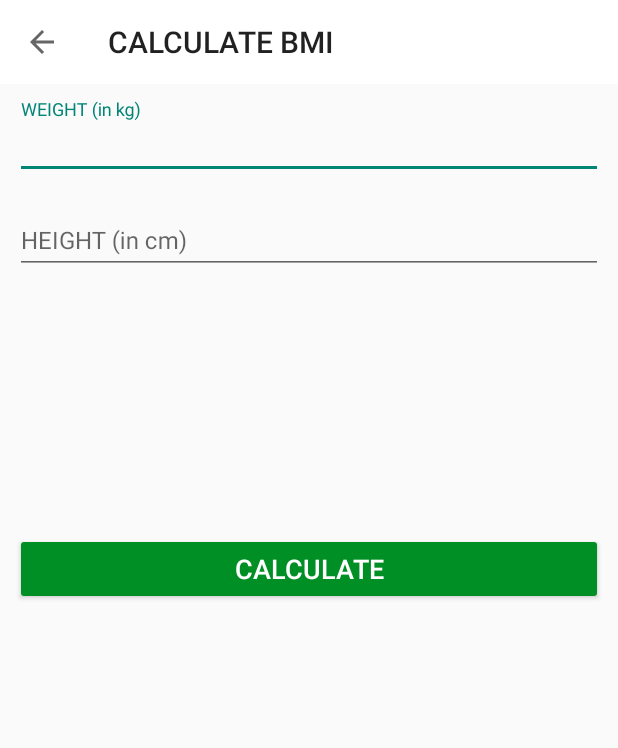
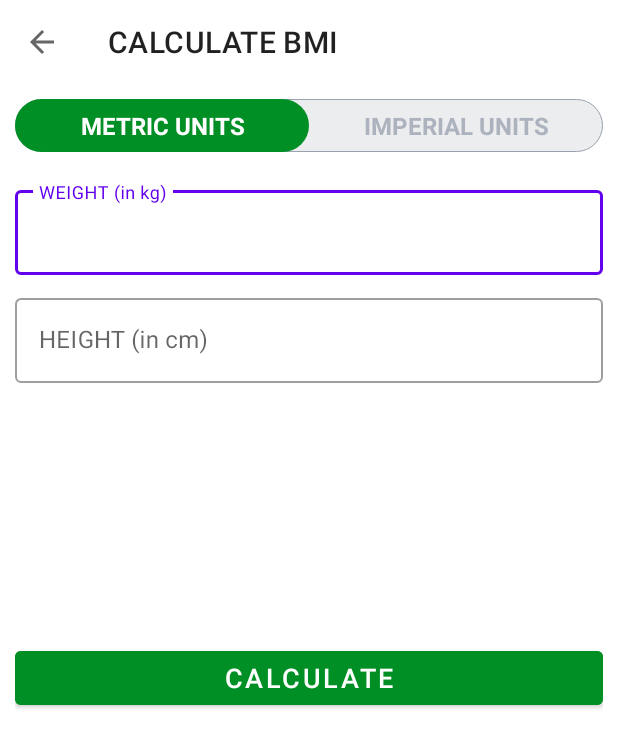
Before and after one commit to OmerrKose/7MinutesWorkout, an Android app: the BMIActivity screen opened directly, with no data from a screen before it, on a phone screen of 412 x 824 dp. Shown: the top 748 px of the screen. Run offline under Robolectric (Android 15) with nearby library versions, the light colour scheme and no system bars.

Commit message:
Added radio group for the BMI activity

```diff
--- a/app/src/main/AndroidManifest.xml
+++ b/app/src/main/AndroidManifest.xml
@@ -15,9 +15,10 @@
         android:supportsRtl="true"
         android:theme="@style/Theme.7MinutesWorkout">
 
+        <!--BMI ACTIVITY-->
         <activity android:name="com.example.a7minutesWorkout.BMIActivity"
             android:screenOrientation="fullSensor"
-            android:theme="@style/Theme.AppCompat.Light.NoActionBar"/>
+            android:theme="@style/Theme.MaterialComponents.Light.NoActionBar" />
 
         <!-- FINISH ACTIVITY -->
         <activity
--- a/app/src/main/java/com/example/a7minutesWorkout/BMIActivity.kt
+++ b/app/src/main/java/com/example/a7minutesWorkout/BMIActivity.kt
@@ -18,7 +18,6 @@ class BMIActivity : AppCompatActivity() {
         setContentView(R.layout.activity_bmiactivity)
 
         setSupportActionBar(findViewById(R.id.toolbarBMIActivity))
-
         supportActionBar?.setDisplayHomeAsUpEnabled(true)
         supportActionBar?.title = "CALCULATE BMI"
 
--- /dev/null
+++ b/app/src/main/res/drawable/drawable_radio_group_tab_background.xml
@@ -0,0 +1,9 @@
+<?xml version="1.0" encoding="utf-8"?>
+<shape xmlns:android="http://schemas.android.com/apk/res/android"
+    android:shape="rectangle">
+        <solid android:color="@color/unselectedRadioGroupColorWhite" />
+        <stroke
+            android:width="0.5dp"
+            android:color="@color/unselectedRadioGroupColorGray" />
+        <corners android:radius="30dp" />
+</shape>
--- /dev/null
+++ b/app/src/main/res/drawable/drawable_units_tab_selector.xml
@@ -0,0 +1,9 @@
+<?xml version="1.0" encoding="utf-8"?>
+<selector xmlns:android="http://schemas.android.com/apk/res/android">
+    <item android:state_checked="true">
+        <shape android:shape="rectangle">
+            <solid android:color="@color/colorAccent"/>
+            <corners android:radius="30dp" />
+        </shape>
+    </item>
+</selector>
--- /dev/null
+++ b/app/src/main/res/drawable/drawable_units_tab_text_color_selector.xml
@@ -0,0 +1,5 @@
+<?xml version="1.0" encoding="utf-8"?>
+<selector xmlns:android="http://schemas.android.com/apk/res/android">
+    <item android:color = "@color/white" android:state_checked="true" />
+    <item android:color = "@color/selectedRadioButtonGrey" android:state_checked="false" />
+</selector>
--- a/app/src/main/res/layout/activity_bmiactivity.xml
+++ b/app/src/main/res/layout/activity_bmiactivity.xml
@@ -1,5 +1,6 @@
 <?xml version="1.0" encoding="utf-8"?>
 <RelativeLayout xmlns:android="http://schemas.android.com/apk/res/android"
+    xmlns:app="http://schemas.android.com/apk/res-auto"
     xmlns:tools="http://schemas.android.com/tools"
     android:layout_width="match_parent"
     android:layout_height="match_parent"
@@ -9,23 +10,62 @@
     <androidx.appcompat.widget.Toolbar
         android:id="@+id/toolbarBMIActivity"
         android:layout_width="match_parent"
-        android:layout_height="?android:attr/actionBarSize"
-        android:background="@color/white" />
+        android:layout_height="?android:attr/actionBarSize" />
+
+    <RadioGroup
+        android:id="@+id/rgUnits"
+        android:layout_width="match_parent"
+        android:layout_height="wrap_content"
+        android:layout_below="@+id/toolbarBMIActivity"
+        android:layout_margin="10dp"
+        android:background="@drawable/drawable_radio_group_tab_background"
+        android:orientation="horizontal">
+
+        <RadioButton
+            android:id="@+id/rbMetricUnits"
+            android:layout_width="0dp"
+            android:layout_height="35dp"
+            android:layout_weight="1"
+            android:background="@drawable/drawable_units_tab_selector"
+            android:button="@null"
+            android:checked="true"
+            android:gravity="center"
+            android:text="@string/metric_units"
+            android:textColor="@drawable/drawable_units_tab_text_color_selector"
+            android:textSize="16sp"
+            android:textStyle="bold" />
+
+        <RadioButton
+            android:id="@+id/rbImperialUnits"
+            android:layout_width="0dp"
+            android:layout_height="35dp"
+            android:layout_weight="1"
+            android:background="@drawable/drawable_units_tab_selector"
+            android:button="@null"
+            android:checked="false"
+            android:gravity="center"
+            android:text="@string/imperial_units"
+            android:textColor="@drawable/drawable_units_tab_text_color_selector"
+            android:textSize="16sp"
+            android:textStyle="bold" />
+
+    </RadioGroup>
 
     <LinearLayout
         android:id="@+id/linearLayoutUnitsView"
         android:layout_width="match_parent"
         android:layout_height="match_parent"
-        android:layout_below="@+id/toolbarBMIActivity"
+        android:layout_below="@+id/rgUnits"
         android:orientation="vertical"
         android:padding="10dp">
 
         <com.google.android.material.textfield.TextInputLayout
             android:id="@+id/textInputMetricUnitWeight"
+            style="@style/Widget.MaterialComponents.TextInputLayout.OutlinedBox"
             android:layout_width="match_parent"
             android:layout_height="wrap_content">
 
-            <com.google.android.material.textfield.TextInputEditText
+            <androidx.appcompat.widget.AppCompatEditText
                 android:id="@+id/editTextMetricUnitWeight"
                 android:layout_width="match_parent"
                 android:layout_height="wrap_content"
@@ -37,11 +77,12 @@
 
         <com.google.android.material.textfield.TextInputLayout
             android:id="@+id/textInputMetricUnitHeight"
+            style="@style/Widget.MaterialComponents.TextInputLayout.OutlinedBox"
             android:layout_width="match_parent"
             android:layout_height="wrap_content"
             android:layout_marginTop="10dp">
 
-            <com.google.android.material.textfield.TextInputEditText
+            <androidx.appcompat.widget.AppCompatEditText
                 android:id="@+id/editTextMetricUnitHeight"
                 android:layout_width="match_parent"
                 android:layout_height="wrap_content"
--- a/app/src/main/res/values-night/themes.xml
+++ b/app/src/main/res/values-night/themes.xml
@@ -1,6 +1,6 @@
 <resources xmlns:tools="http://schemas.android.com/tools">
     <!-- Base application theme. -->
-    <style name="Theme.7MinutesWorkout" parent="Theme.MaterialComponents.DayNight.DarkActionBar">
+    <style name="Theme.7MinutesWorkout" parent="Theme.AppCompat.Light.DarkActionBar">
         <!-- Primary brand color. -->
         <item name="colorPrimary">@color/purple_200</item>
         <item name="colorPrimaryVariant">@color/purple_700</item>
--- a/app/src/main/res/values/colors.xml
+++ b/app/src/main/res/values/colors.xml
@@ -15,4 +15,7 @@
     <color name="toolbarColorControlNormal">#000000</color>
     <color name="progressGrey">#D4DDE7</color>
     <color name="yellow">#FFD700</color>
+    <color name="unselectedRadioGroupColorWhite">#ECEDEF</color>
+    <color name="unselectedRadioGroupColorGray">#9AA2AF</color>
+    <color name="selectedRadioButtonGrey">#ADB3BE</color>
 </resources>
--- a/app/src/main/res/values/strings.xml
+++ b/app/src/main/res/values/strings.xml
@@ -22,4 +22,6 @@
     <string name="height_in_cm">HEIGHT (in cm)</string>
     <string name="weight_in_kg">WEIGHT (in kg)</string>
     <string name="calculate">Calculate</string>
+    <string name="metric_units">METRIC UNITS</string>
+    <string name="imperial_units">IMPERIAL UNITS</string>
 </resources>
--- a/app/src/main/res/values/themes.xml
+++ b/app/src/main/res/values/themes.xml
@@ -1,6 +1,6 @@
 <resources xmlns:tools="http://schemas.android.com/tools">
     <!-- Base application theme. -->
-    <style name="Theme.7MinutesWorkout" parent="Theme.MaterialComponents.DayNight.DarkActionBar">
+    <style name="Theme.7MinutesWorkout" parent="Theme.AppCompat.Light.NoActionBar">
         <!-- Primary brand color. -->
         <item name="colorPrimary">@color/purple_500</item>
         <item name="colorPrimaryVariant">@color/purple_700</item>
```
